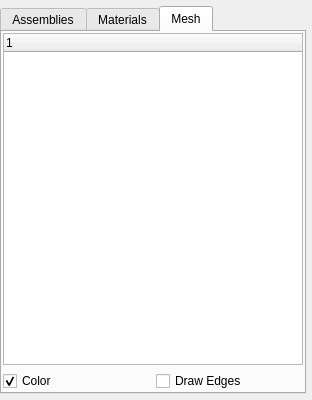
Above: Application/qInputListWidget.ui from Sprunth/RGG before the change. Below: the same form after it.
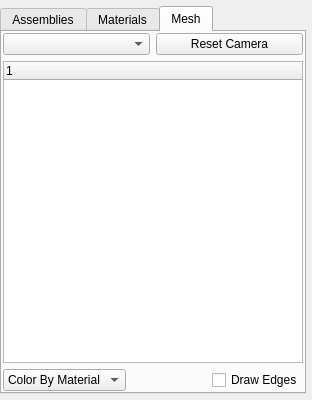
That is the form after the change. The open tabs and pages were chosen to show the change.

Commit message: update materials and coloring

The edit to the form file:
```diff
--- a/Application/qInputListWidget.ui
+++ b/Application/qInputListWidget.ui
@@ -131,6 +131,20 @@
        <property name="margin">
         <number>1</number>
        </property>
+       <item>
+        <layout class="QHBoxLayout" name="horizontalLayout_2">
+         <item>
+          <widget class="QComboBox" name="meshMajorSet"/>
+         </item>
+         <item>
+          <widget class="QPushButton" name="resetCamera">
+           <property name="text">
+            <string>Reset Camera</string>
+           </property>
+          </widget>
+         </item>
+        </layout>
+       </item>
        <item>
         <widget class="QTreeWidget" name="MeshComponents">
          <column>
@@ -143,15 +157,40 @@
        <item>
         <layout class="QHBoxLayout" name="horizontalLayout">
          <item>
-          <widget class="QCheckBox" name="color_control">
-           <property name="text">
-            <string>Color</string>
+          <widget class="QComboBox" name="color_control">
+           <property name="currentIndex">
+            <number>1</number>
            </property>
-           <property name="checked">
-            <bool>true</bool>
-           </property>
+           <item>
+            <property name="text">
+             <string>No Color</string>
+            </property>
+           </item>
+           <item>
+            <property name="text">
+             <string>Color By Material</string>
+            </property>
+           </item>
+           <item>
+            <property name="text">
+             <string>Color By Block</string>
+            </property>
+           </item>
           </widget>
          </item>
+         <item>
+          <spacer name="horizontalSpacer">
+           <property name="orientation">
+            <enum>Qt::Horizontal</enum>
+           </property>
+           <property name="sizeHint" stdset="0">
+            <size>
+             <width>40</width>
+             <height>20</height>
+            </size>
+           </property>
+          </spacer>
+         </item>
          <item>
           <widget class="QCheckBox" name="edge_control">
            <property name="text">
```
The commit also changes 9 other files.
